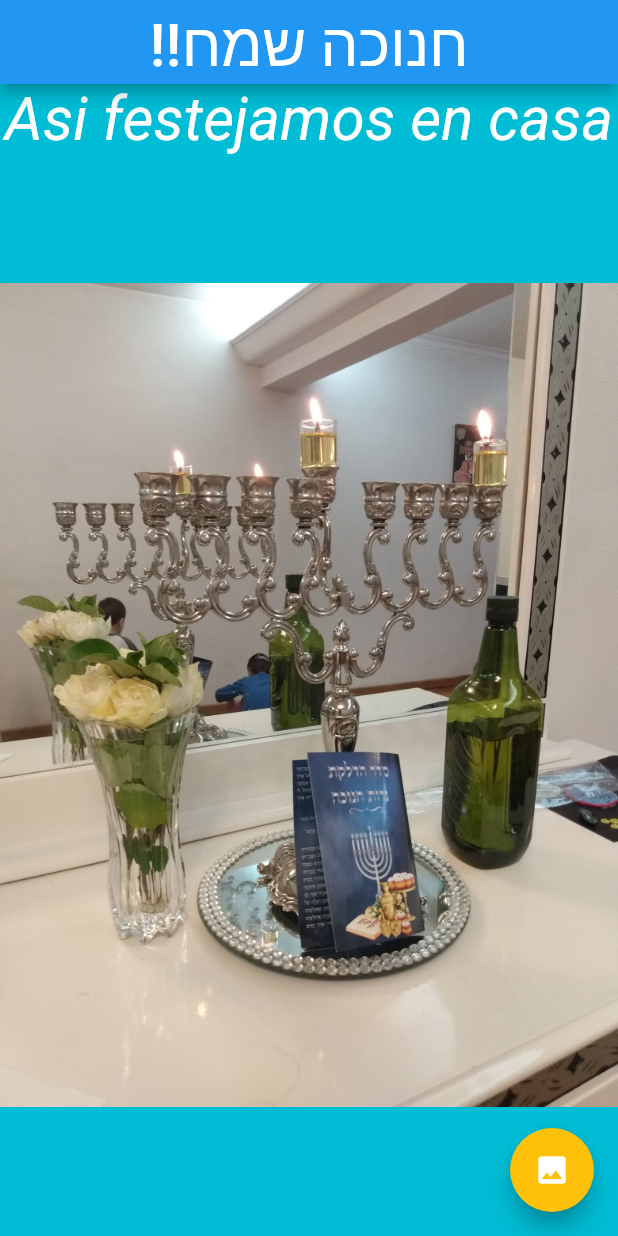
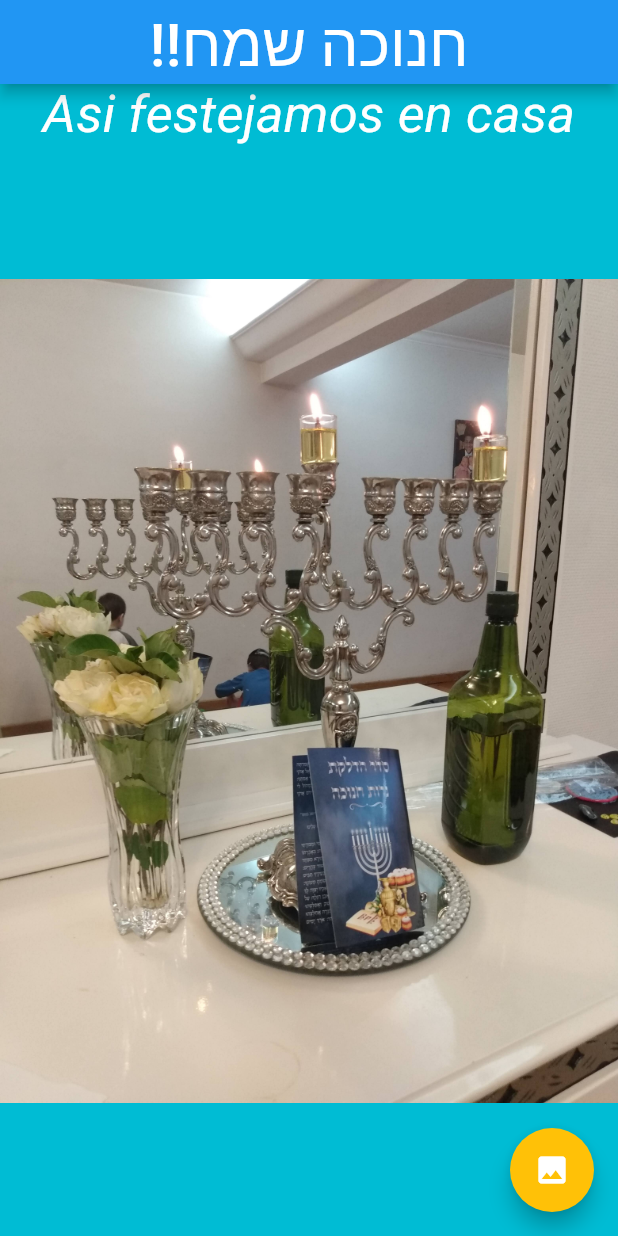
Before and after one commit to GabrielYanani/mi_app, a Flutter app: the screen it shows after launch, on a phone screen of 412 x 824 dp. Run offline on Flutter 3.47's test engine with Material 2 defaults, Android fonts, the phone set to English and light mode, and no system bars.

Commit message:
FAB siguiente 1.2

```diff
--- a/lib/mi_app.dart
+++ b/lib/mi_app.dart
@@ -58,14 +58,16 @@ class _MiApp1State extends State<MiApp1> {
       body: Column(
         mainAxisAlignment: MainAxisAlignment.spaceBetween,
         children: <Widget>[
-          Text(
-            misTextos[y],
-            style: TextStyle(
-              fontSize: 40,
-              color: Colors.white,
-              fontStyle: FontStyle.italic,
+          Center(
+            child: Text(
+              misTextos[y],
+              style: TextStyle(
+                fontSize: 35,
+                color: Colors.white,
+                fontStyle: FontStyle.italic,
+              ),
+              textAlign: TextAlign.center,
             ),
-            textAlign: TextAlign.center,
           ),
           Expanded(
             child: misFotos[i],
```
